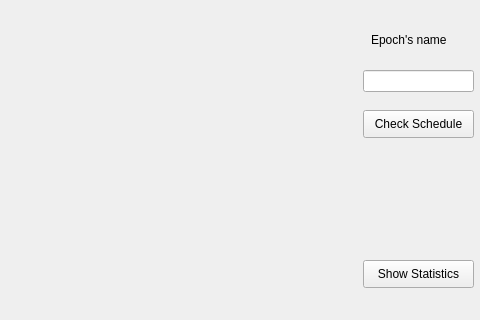
Qt form src/dialogcurrentschedule.ui (MarioFernandes73/FEUP_IART) before a commit; both pictures show x 269 to 749 and y 0 to 320 of the 749 by 796 pixel window.
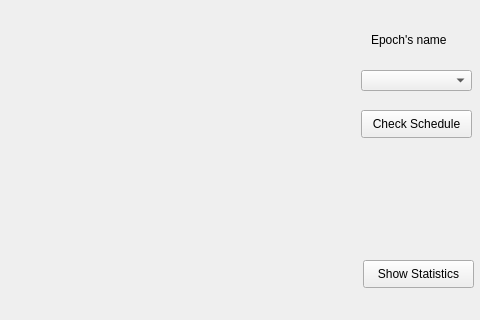
The same form after that commit.

Diff of the .ui file:
```diff
--- a/src/dialogcurrentschedule.ui
+++ b/src/dialogcurrentschedule.ui
@@ -26,20 +26,10 @@
     <string>Back</string>
    </property>
   </widget>
-  <widget class="QLineEdit" name="lineEdit">
-   <property name="geometry">
-    <rect>
-     <x>632</x>
-     <y>70</y>
-     <width>111</width>
-     <height>22</height>
-    </rect>
-   </property>
-  </widget>
   <widget class="QPushButton" name="pushButton">
    <property name="geometry">
     <rect>
-     <x>632</x>
+     <x>630</x>
      <y>110</y>
      <width>111</width>
      <height>28</height>
@@ -75,6 +65,16 @@
     <string>Show Statistics</string>
    </property>
   </widget>
+  <widget class="QComboBox" name="comboBox">
+   <property name="geometry">
+    <rect>
+     <x>630</x>
+     <y>70</y>
+     <width>111</width>
+     <height>21</height>
+    </rect>
+   </property>
+  </widget>
  </widget>
  <resources/>
  <connections>
```
